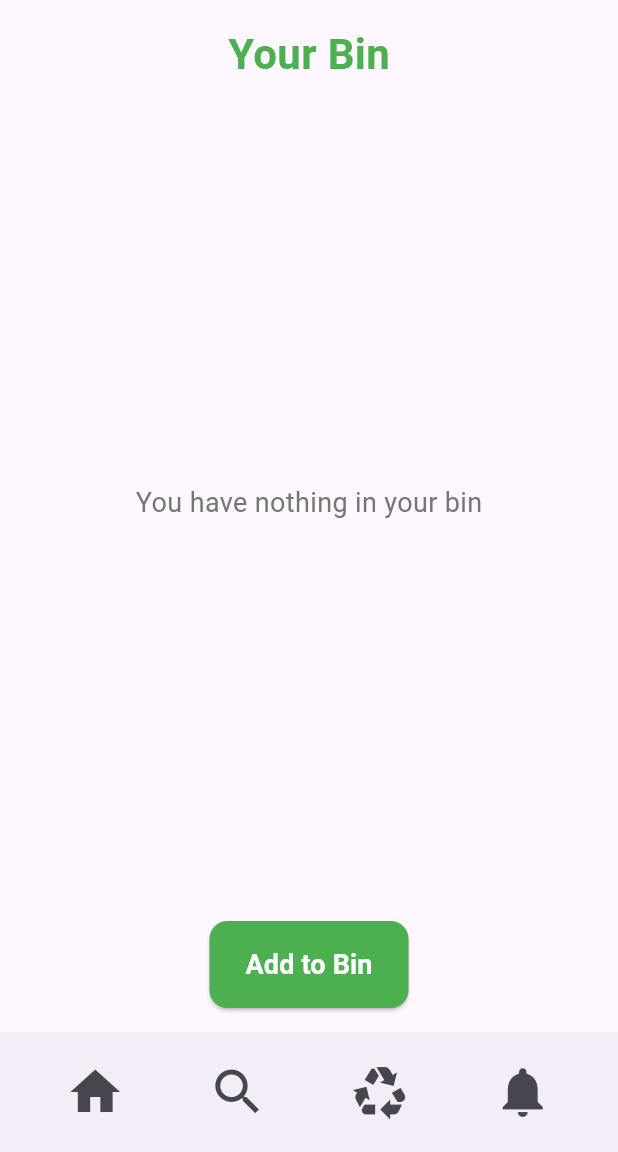
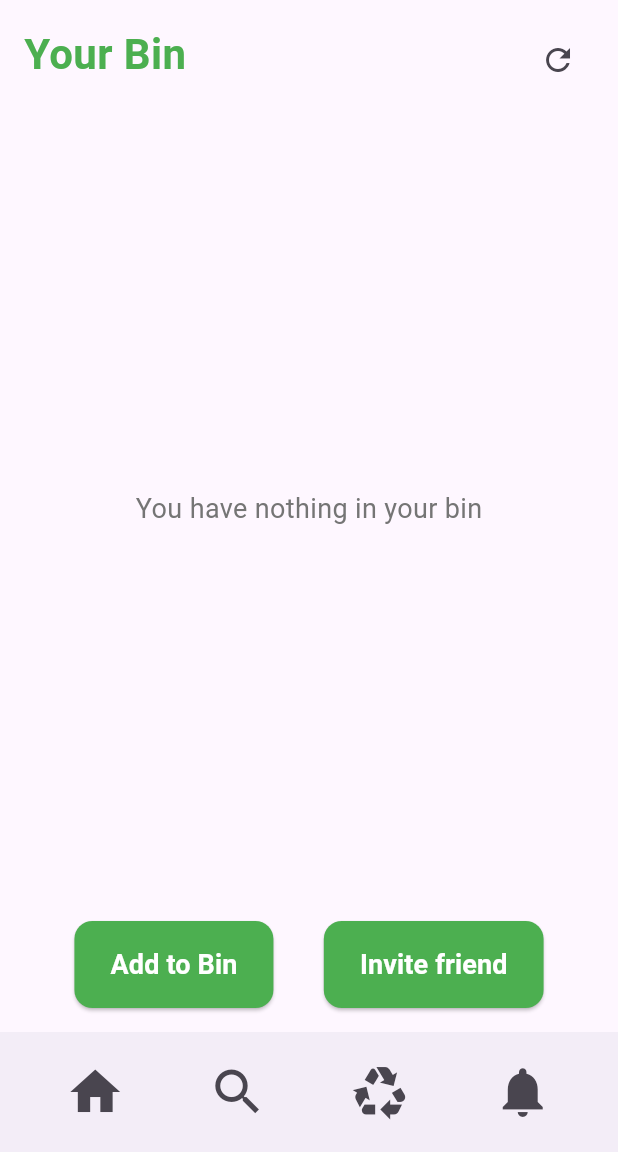
Before and after one commit to ivannimets/e-waste-hero, a Flutter app: the BinScreen widget shown alone on an empty page, opened directly with empty values, on a phone screen of 412 x 824 dp, the part 84-1236 px from its top. Run offline on Flutter 3.47's test engine with Material 3 defaults, Android fonts, the phone set to English and light mode, and no system bars; our stand-ins replace supabase_flutter; accounts and stored records are empty.

Commit message:
invite friend button, refresh button

```diff
--- a/ewastehero/lib/screens/bin_page.dart
+++ b/ewastehero/lib/screens/bin_page.dart
@@ -121,6 +121,86 @@ class BinScreenState extends State<BinScreen> {
     );
   }
 
+  void _showError(String message) {
+    ScaffoldMessenger.of(context).showSnackBar(
+      SnackBar(content: Text(message), backgroundColor: Colors.red),
+    );
+  }
+
+  void _showSucces(String message) {
+    ScaffoldMessenger.of(context).showSnackBar(
+      SnackBar(content: Text(message), backgroundColor: Colors.green),
+    );
+  }
+
+  void _showAddFriendDialog() {
+    String friendName = '';
+
+    showDialog(
+      context: context,
+      builder: (context) {
+        return AlertDialog(
+          title: Text('Invite Friend'),
+          content: Column(
+            mainAxisSize: MainAxisSize.min,
+            children: [
+              TextField(
+                decoration: InputDecoration(labelText: 'Friend Name'),
+                onChanged: (value) {
+                  friendName = value;
+                },
+              ),
+            ],
+          ),
+          actions: [
+            TextButton(
+              onPressed: () {
+                Navigator.pop(context); // Close the dialog without adding
+              },
+              child: Text('Cancel'),
+            ),
+            TextButton(
+              onPressed: () async {
+                if (friendName.isNotEmpty) {
+                  try {
+                    final response = await supabase
+                        .from('users')
+                        .select('user_id')
+                        .eq('username', friendName)
+                        .maybeSingle();
+
+                    if (response == null) {
+                      _showError('Friend not found');
+                      Navigator.pop(context);
+                      return;
+                    }
+                    else {
+                      await supabase.from('notification').insert({
+                        'bin_id': bin.binId,
+                        'bin_name': bin.name,
+                        'sender_id': widget.userId,
+                        'receiver_id': response['user_id']
+                      });
+                    }
+
+                    print("friend invited successfully");
+                    _showSucces("Friend Invited successfully");
+                    fetchBinItems();
+                  } catch (e) {
+                    print("Error inviting friend: $e");
+                  }
+
+                  Navigator.pop(context); // Close the dialog
+                }
+              },
+              child: Text('invite'),
+            ),
+          ],
+        );
+      },
+    );
+  }
+
   @override
   Widget build(BuildContext context) {
     return BaseScreen(
@@ -130,7 +210,10 @@ class BinScreenState extends State<BinScreen> {
         child: Column(
           crossAxisAlignment: CrossAxisAlignment.center,
           children: [
+
             // Title
+            Stack(
+              children: [
                 Text(
                   'Your Bin',
                   style: TextStyle(
@@ -138,6 +221,19 @@ class BinScreenState extends State<BinScreen> {
                     fontWeight: FontWeight.bold,
                     color: Colors.green,
                   ),
+                ),
+                Align(
+                  alignment: Alignment.centerRight,
+                  child: IconButton(onPressed: () => {
+                    Navigator.push(
+                      context,
+                      MaterialPageRoute(
+                        builder: (context) => BinScreen(userId: widget.userId, binId: bin.binId,),
+                      ),
+                    ),
+                  }, icon: Icon(Icons.refresh)),
+                ),
+              ],
             ),
             SizedBox(height: 20),
 
@@ -205,6 +301,9 @@ class BinScreenState extends State<BinScreen> {
             SizedBox(height: 20),
 
             // Button to Add Items
+            Row(
+              mainAxisAlignment: MainAxisAlignment.spaceEvenly,
+              children: [
                 ElevatedButton(
                   onPressed: _showAddItemDialog, // Show the dialog to add an item
                   style: ElevatedButton.styleFrom(
@@ -220,6 +319,23 @@ class BinScreenState extends State<BinScreen> {
                     style: TextStyle(fontSize: 18, fontWeight: FontWeight.bold),
                   ),
                 ),
+                ElevatedButton(
+                  onPressed: _showAddFriendDialog, // Show the dialog to add an item
+                  style: ElevatedButton.styleFrom(
+                    backgroundColor: Colors.green, // Button color
+                    foregroundColor: Colors.white, // Text color
+                    padding: EdgeInsets.symmetric(vertical: 16, horizontal: 24),
+                    shape: RoundedRectangleBorder(
+                      borderRadius: BorderRadius.circular(12),
+                    ),
+                  ),
+                  child: Text(
+                    'Invite friend',
+                    style: TextStyle(fontSize: 18, fontWeight: FontWeight.bold),
+                  ),
+                ),
+              ],
+            )
           ],
         ),
       ),
```
Lines whose indentation alone changed are shown as unchanged.
